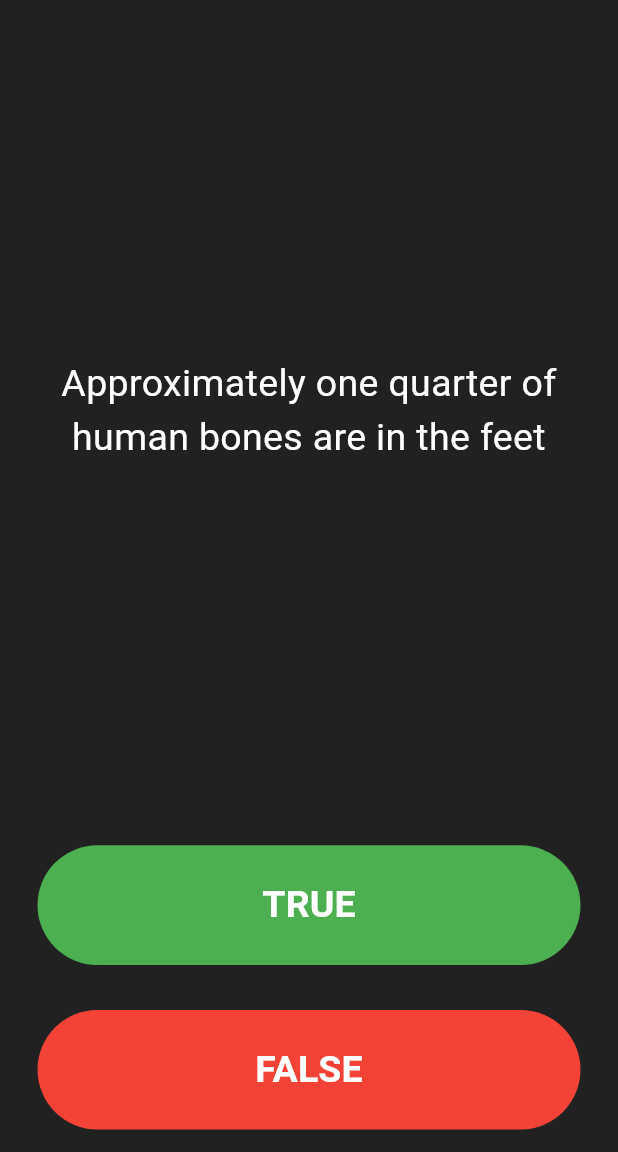
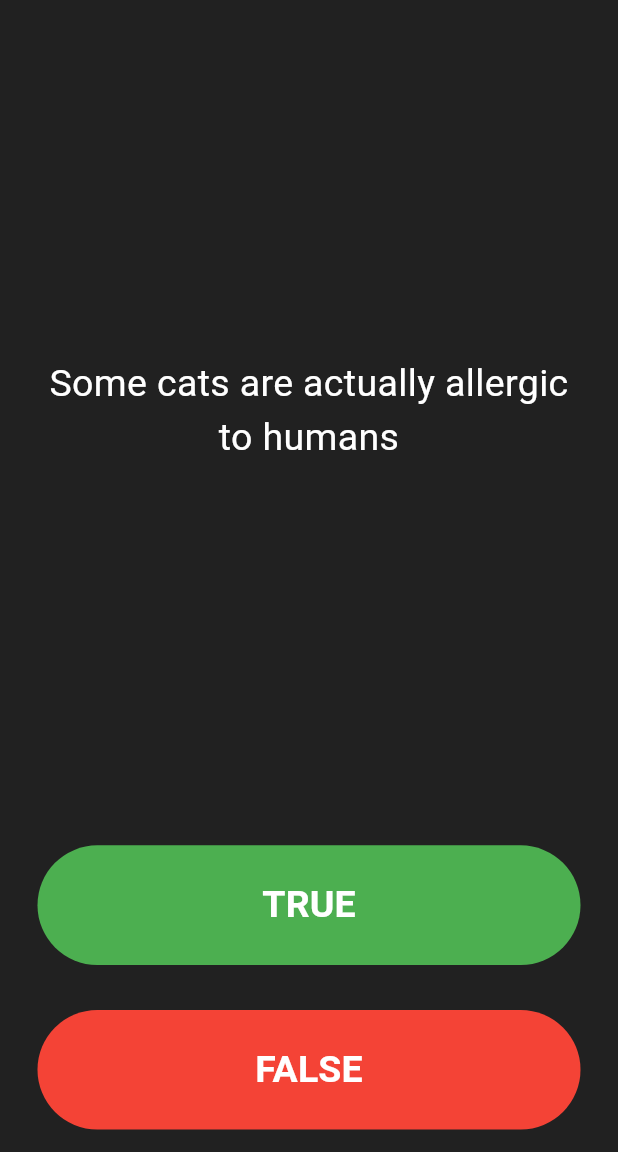
Before and after one commit to sulavkarki7/quizzler, a Flutter app: the screen it shows after launch, after a tap on "TRUE", on a phone screen of 412 x 824 dp, the part 84-1236 px from its top. Run offline on Flutter 3.47's test engine with Material 3 defaults, Android fonts, the phone set to English and light mode, and no system bars.

Commit message:
third commit

```diff
--- a/lib/main.dart
+++ b/lib/main.dart
@@ -1,5 +1,8 @@
 import 'package:flutter/material.dart';
+import 'package:quizzler/questions.dart';
+import 'quiz_brain.dart';
 
+QuizBrain quizBrain = QuizBrain();
 void main() {
   runApp(const MyApp());
 }
@@ -52,24 +55,35 @@ class QuizPage extends StatefulWidget {
 }
 
 class _QuizPageState extends State<QuizPage> {
-  void nextQuestion() {
-    setState(() {
-      if (questionNumber < questions.length - 1) {
-        questionNumber++;
-      } else {
-        questionNumber = 0;
-      }
-    });
-  }
+  // void nextQuestion() {
+  //   setState(() {
+  //     if (questionNumber < questionBank .length - 1) {
+  //       questionNumber++;
+  //     } else {
+  //       questionNumber = 0;
+  //     }
+  //   });
+  // }
 
   List<Icon> scoreKeeper = [];
 
-  List<String> questions = [
-    'You can lead a cow down stairs but not up stairs',
-    'Approximately one quarter of human bones are in the feet ',
-    'A slug\'s blood is green'
-  ];
+  // List<String> questions = [
+  //   'You can lead a cow down stairs but not up stairs',
+  //   'Approximately one quarter of human bones are in the feet ',
+  //   'A slug\'s blood is green'
+  // ];
   int questionNumber = 0;
+  // List<bool> answers = [
+  //   false,
+  //   true,
+  //   true,
+  // ];
+
+  // List<Question> questionBank = [
+  //    Question q1 = Question(q:'You can lead a cow down stairs but not up stairs',a: false),
+  // Question q2 = Question(q:'Approximately one quarter of human bones are in the feet ',a: true ),
+  // Question q3 = Question(q: 'A slug\'s blood is green',a: true);
+  // ];
 
   @override
   Widget build(BuildContext context) {
@@ -80,12 +94,12 @@ class _QuizPageState extends State<QuizPage> {
         Expanded(
           flex: 5,
           child: Padding(
-            padding: EdgeInsets.all(10.0),
+            padding: const EdgeInsets.all(10.0),
             child: Center(
               child: Text(
-                questions[questionNumber],
+                quizBrain.questionBank[questionNumber].questionText,
                 textAlign: TextAlign.center,
-                style: TextStyle(
+                style: const TextStyle(
                   fontSize: 25.0,
                   color: Colors.white,
                 ),
@@ -101,11 +115,14 @@ class _QuizPageState extends State<QuizPage> {
                 backgroundColor: Colors.green,
               ),
               onPressed: () {
-                setState(() {
-                  nextQuestion();
-                });
+                bool correctAnswer =
+                    quizBrain.questionBank[questionNumber].questionAnswer;
+
+                if (correctAnswer == true) {
+                } else {}
+                questionNumber++;
               },
-              child: Text(
+              child: const Text(
                 'TRUE',
                 style: TextStyle(
                     color: Colors.white,
@@ -120,14 +137,17 @@ class _QuizPageState extends State<QuizPage> {
             padding: const EdgeInsets.all(15.0),
             child: TextButton(
               onPressed: () {
-                setState(() {
-                  nextQuestion();
-                });
+                bool correctAnswer =
+                    quizBrain.questionBank[questionNumber].questionAnswer;
+
+                if (correctAnswer == true) {
+                } else {}
+                questionNumber++;
               },
               style: TextButton.styleFrom(
                 backgroundColor: Colors.red,
               ),
-              child: Text(
+              child: const Text(
                 'FALSE',
                 style: TextStyle(
                     color: Colors.white,
--- /dev/null
+++ b/lib/questions.dart
@@ -0,0 +1,9 @@
+class Question {
+  late String questionText;
+  late bool questionAnswer;
+
+  Question({String? q, bool? a}) {
+    questionText = q!;
+    questionAnswer = a!;
+  }
+}
```
Also changed, not shown: lib/quiz_brain.dart (added, +35 -0 lines).
